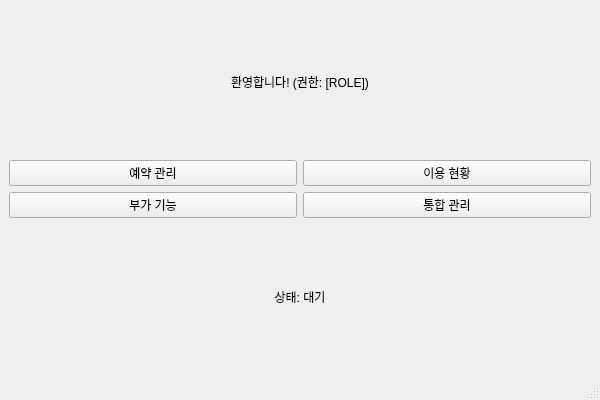
Old version of the form adminGUI/home.ui in the repository addinedu-ros-10th/iot-repo-1.
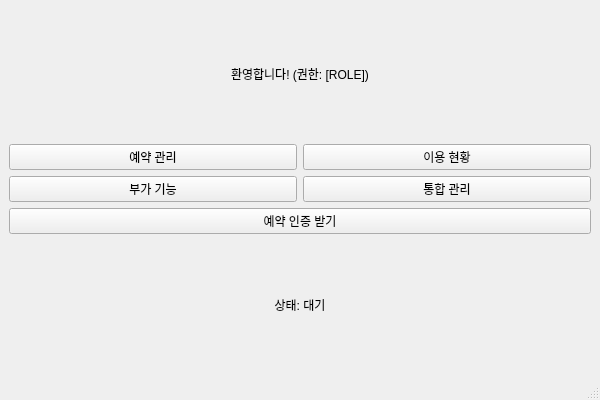
New version of the form.

The edit to the form file:
```diff
--- a/adminGUI/home.ui
+++ b/adminGUI/home.ui
@@ -10,7 +10,16 @@
   </property>
   <widget class="QWidget" name="centralwidget">
    <layout class="QVBoxLayout" name="verticalLayout">
-    <item><widget class="QLabel" name="welcomeLabel"><property name="text"><string>환영합니다! (권한: [ROLE])</string></property><property name="alignment"><set>AlignCenter</set></property></widget></item>
+    <item>
+     <widget class="QLabel" name="welcomeLabel">
+      <property name="text">
+       <string>환영합니다! (권한: [ROLE])</string>
+      </property>
+      <property name="alignment">
+       <set>Qt::AlignCenter</set>
+      </property>
+     </widget>
+    </item>
     <item>
      <layout class="QHBoxLayout">
       <item><widget class="QPushButton" name="reservationBtn"><property name="text"><string>예약 관리</string></property></widget></item>
@@ -23,7 +32,23 @@
       <item><widget class="QPushButton" name="integrationBtn"><property name="text"><string>통합 관리</string></property></widget></item>
      </layout>
     </item>
-    <item><widget class="QLabel" name="statusLabel"><property name="text"><string>상태: 대기</string></property><property name="alignment"><set>AlignCenter</set></property></widget></item>
+    <item>
+     <widget class="QPushButton" name="checkReservationBtn">
+      <property name="text">
+       <string>예약 인증 받기</string>
+      </property>
+     </widget>
+    </item>
+    <item>
+     <widget class="QLabel" name="statusLabel">
+      <property name="text">
+       <string>상태: 대기</string>
+      </property>
+      <property name="alignment">
+       <set>Qt::AlignCenter</set>
+      </property>
+     </widget>
+    </item>
    </layout>
   </widget>
   <widget class="QStatusBar" name="statusbar"/>
```
Left out of the diff: 39 changed lines with no effect on the pictures.
